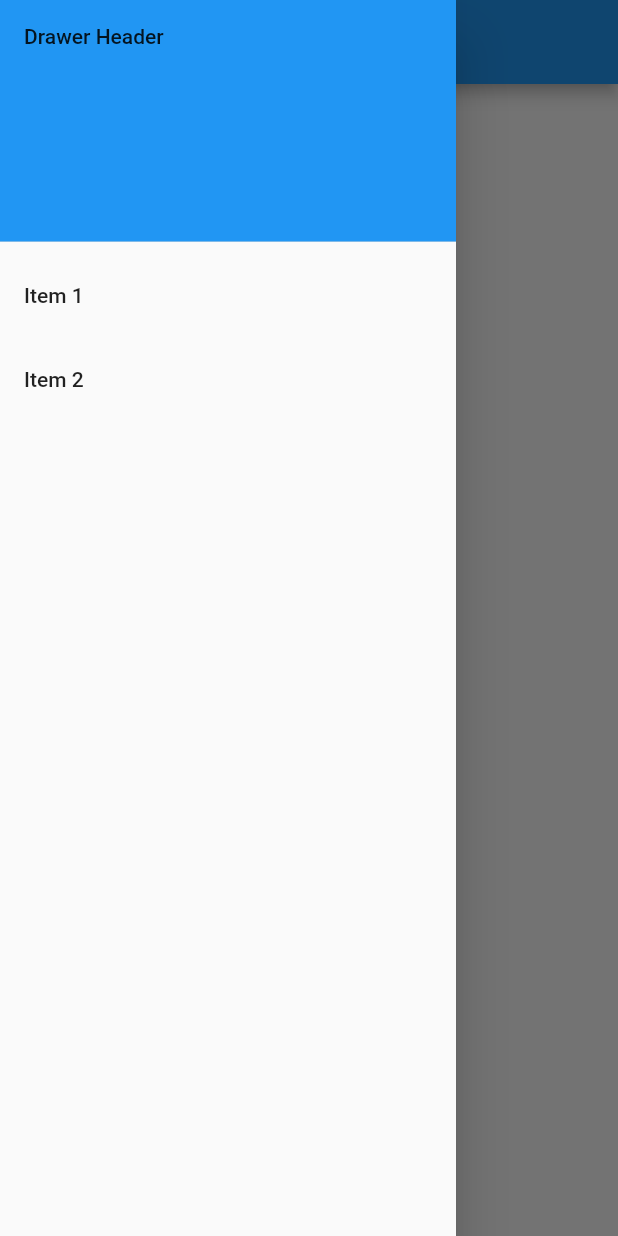
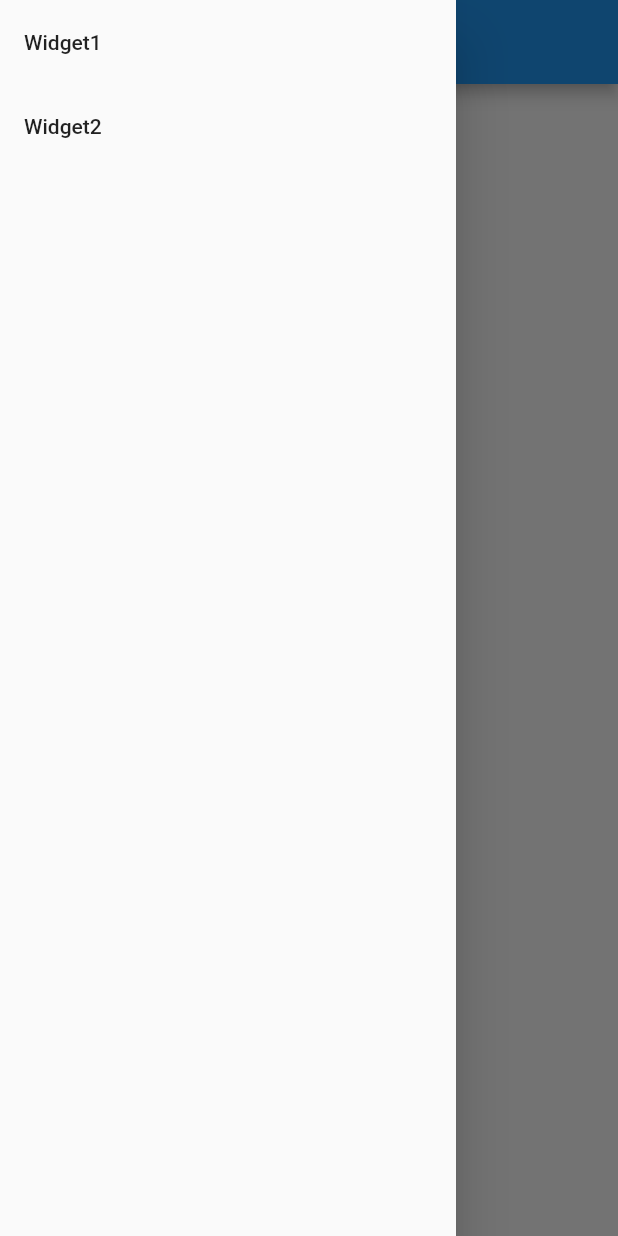
Before and after one commit to tnantoka/moyo, a Flutter app: the screen it shows after launch, with the side drawer open, on a phone screen of 412 x 824 dp. Run offline on Flutter 3.47's test engine with Material 2 defaults, Android fonts, the phone set to English and light mode, and no system bars.

Commit message:
Add widget1, widget2

```diff
--- a/lib/main.dart
+++ b/lib/main.dart
@@ -1,62 +1,71 @@
 import 'package:flutter/material.dart';
+
+import 'widget1.dart';
+import 'widget2.dart';
 
 void main() => runApp(MyApp());
 
 class MyApp extends StatelessWidget {
-  final String appTitle = 'Drawer Demo';
-
   @override
   Widget build(BuildContext context) {
     return MaterialApp(
-      title: appTitle,
-      home: MyHomePage(title: appTitle),
+      title: 'Moyo',
+      home: MyHomePage(),
     );
   }
 }
 
-class MyHomePage extends StatelessWidget {
-  const MyHomePage({Key key, this.title}) : super(key: key);
+class MyHomePage extends StatefulWidget {
+  @override
+  _MyHomePageState createState() => _MyHomePageState();
+}
 
-  final String title;
+class _MyHomePageState extends State<MyHomePage> {
+  int index = 0;
+  final List<String> _widgets = <String>[
+    'Widget1',
+    'Widget2',
+  ];
+
+  Widget _buildBody() {
+    switch (index) {
+      case 0:
+        return Widget1();
+        break;
+      case 1:
+        return Widget2();
+        break;
+      default:
+        return Container();
+    }
+  }
 
   @override
   Widget build(BuildContext context) {
     return Scaffold(
-      appBar: AppBar(title: Text(title)),
-      body: Center(child: const Text('My Page!')),
+      appBar: AppBar(title: const Text('test')),
+      body: _buildBody(),
       drawer: Drawer(
-        // Add a ListView to the drawer. This ensures the user can scroll
-        // through the options in the drawer if there isn't enough vertical
-        // space to fit everything.
         child: ListView(
-          // Important: Remove any padding from the ListView.
           padding: EdgeInsets.zero,
-          children: <Widget>[
-            DrawerHeader(
-              child: const Text('Drawer Header'),
-              decoration: BoxDecoration(
-                color: Colors.blue,
-              ),
-            ),
-            ListTile(
-              title: const Text('Item 1'),
-              onTap: () {
-                // Update the state of the app
-                // ...
-                // Then close the drawer
-                Navigator.pop(context);
-              },
-            ),
-            ListTile(
-              title: const Text('Item 2'),
-              onTap: () {
-                // Update the state of the app
-                // ...
-                // Then close the drawer
-                Navigator.pop(context);
-              },
-            ),
-          ],
+          children: _widgets
+              .asMap()
+              .map((int i, String widget) {
+                return MapEntry<int, ListTile>(
+                  i,
+                  ListTile(
+                    title: Text(widget),
+                    onTap: () {
+                      setState(() {
+                        index = i;
+                      });
+                      Navigator.pop(context);
+                    },
+                  ),
+                );
+              })
+              .values
+              .toList(),
         ),
       ),
     );
--- /dev/null
+++ b/lib/widget1.dart
@@ -0,0 +1,12 @@
+import 'package:flutter/material.dart';
+
+class Widget1 extends StatelessWidget {
+  @override
+  Widget build(BuildContext context) {
+    return Container(
+      child: Center(
+        child: const Text('Widget 1'),
+      ),
+    );
+  }
+}
--- /dev/null
+++ b/lib/widget2.dart
@@ -0,0 +1,12 @@
+import 'package:flutter/material.dart';
+
+class Widget2 extends StatelessWidget {
+  @override
+  Widget build(BuildContext context) {
+    return Container(
+      child: Center(
+        child: const Text('Widget 2'),
+      ),
+    );
+  }
+}
```
